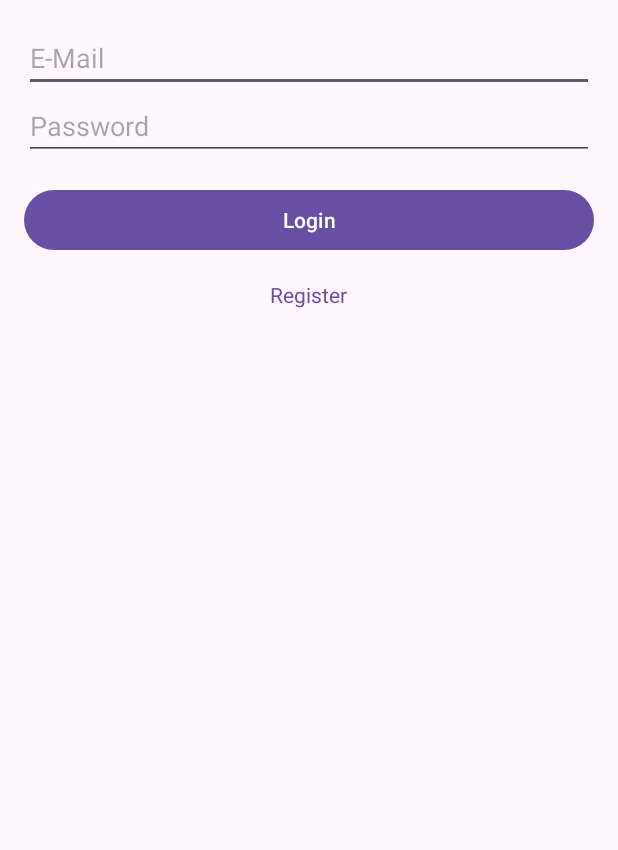
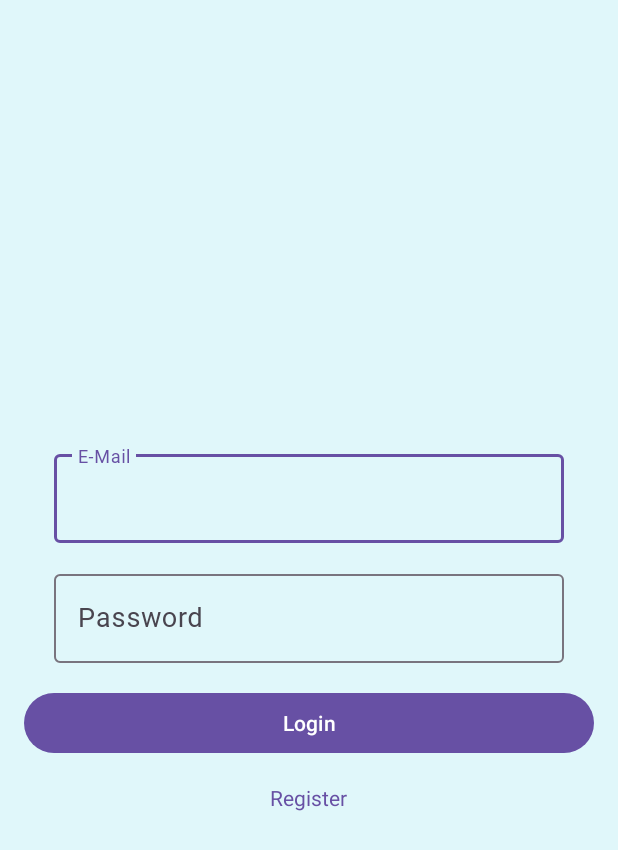
Before and after one commit to erendogan6/Sofrani-Paylas, an Android app: the screen it shows after launch (LoginActivity), after a tap on "Login", on a phone screen of 412 x 824 dp. Shown: the top 850 px of the screen. Run offline under Robolectric (Android 15) with nearby library versions, the phone set to English and light mode, and no system bars; our stand-ins replace Dagger/Hilt's generated code, Firebase (no records; nobody signed in at launch, a user with empty details on screens opened directly).

Commit message:
feat(ui): enhanced LoginFragment design for better user experience

```diff
--- a/app/src/main/java/com/erendogan6/sofranipaylas/ui/fragment/LoginFragment.kt
+++ b/app/src/main/java/com/erendogan6/sofranipaylas/ui/fragment/LoginFragment.kt
@@ -22,7 +22,7 @@ class LoginFragment : Fragment() {
 
         binding.loginButton.setOnClickListener {
             val email = binding.emailEditText.text.toString().trim()
-            val password = binding.passwordEditText.text.toString().trim()
+            val password = binding.passwordLoginEditText.text.toString().trim()
             if (email.isEmpty() || password.isEmpty()) {
                 Toast.makeText(requireActivity(), "Email and password cannot be empty.", Toast.LENGTH_SHORT).show()
             } else {
--- a/app/src/main/res/layout/fragment_login.xml
+++ b/app/src/main/res/layout/fragment_login.xml
@@ -2,23 +2,47 @@
 <LinearLayout xmlns:android="http://schemas.android.com/apk/res/android"
     android:layout_width="match_parent"
     android:layout_height="match_parent"
-    android:gravity="center_horizontal"
+    android:background="#E0F7FA"
+    android:gravity="center"
     android:orientation="vertical"
     android:padding="16dp">
 
-    <EditText
-        android:id="@+id/emailEditText"
+
+    <com.google.android.material.textfield.TextInputLayout
         android:layout_width="match_parent"
         android:layout_height="wrap_content"
+        android:layout_marginStart="20dp"
+        android:layout_marginTop="15dp"
+        android:layout_marginEnd="20dp"
         android:hint="@string/email"
-        android:inputType="textEmailAddress" />
+        android:inputType="textEmailAddress">
 
-    <EditText
-        android:id="@+id/passwordEditText"
+        <com.google.android.material.textfield.TextInputEditText
+            android:id="@+id/emailEditText"
+            android:layout_width="match_parent"
+            android:layout_height="wrap_content"
+            android:autofillHints="emailAddress"
+            android:fontFamily="@font/lato"
+            android:textSize="18sp" />
+    </com.google.android.material.textfield.TextInputLayout>
+
+    <com.google.android.material.textfield.TextInputLayout
         android:layout_width="match_parent"
         android:layout_height="wrap_content"
+        android:layout_marginStart="20dp"
+        android:layout_marginTop="15dp"
+        android:layout_marginEnd="20dp"
         android:hint="@string/password"
-        android:inputType="textPassword" />
+        android:inputType="textPassword">
+
+        <com.google.android.material.textfield.TextInputEditText
+            android:id="@+id/passwordLoginEditText"
+            android:layout_width="match_parent"
+            android:layout_height="wrap_content"
+            android:autofillHints="password"
+            android:fontFamily="@font/lato"
+            android:textSize="18sp" />
+    </com.google.android.material.textfield.TextInputLayout>
 
     <Button
         android:id="@+id/loginButton"
```
